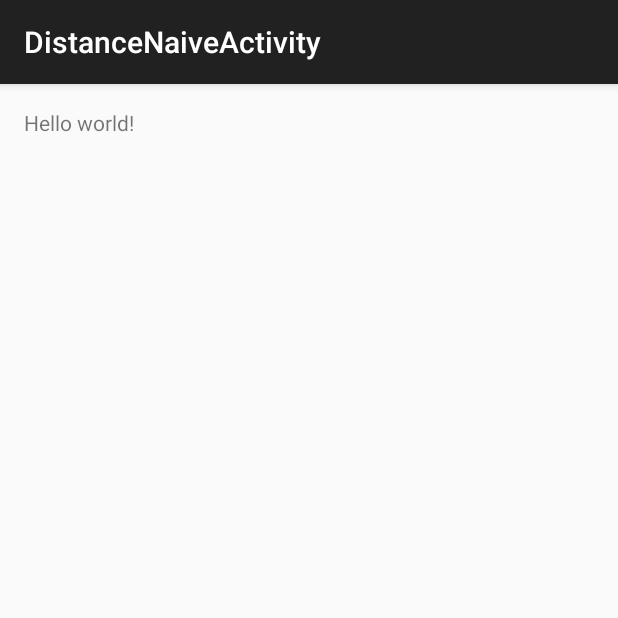
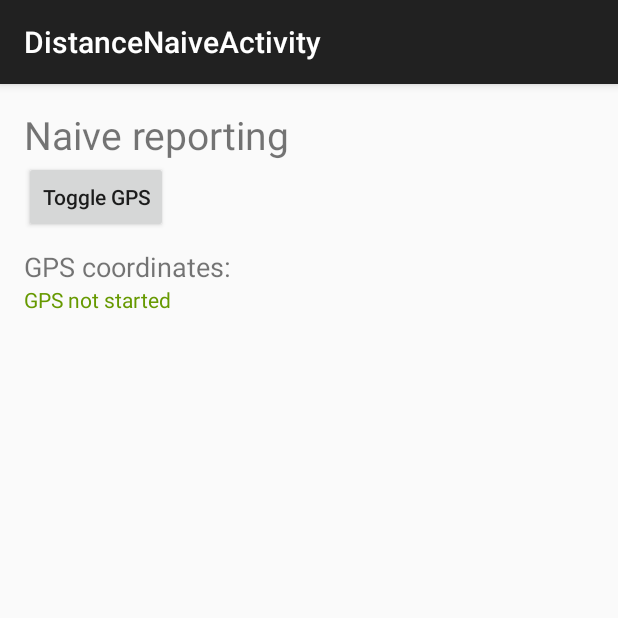
Before and after one commit to YnkDK/PP-Project2, an Android app: the DistanceNaiveActivity screen opened directly, with no data from a screen before it, on a phone screen of 412 x 824 dp, the top half of it. Run offline under Robolectric (Android 15) with nearby library versions, the phone set to English and light mode, and no system bars.

Commit message:
Distance naive done

```diff
--- a/app/src/main/java/dk/au/pp13/positionfinder/DistanceNaiveActivity.java
+++ b/app/src/main/java/dk/au/pp13/positionfinder/DistanceNaiveActivity.java
@@ -1,17 +1,45 @@
 package dk.au.pp13.positionfinder;
 
+import android.content.Context;
+import android.location.LocationManager;
 import android.support.v7.app.ActionBarActivity;
 import android.os.Bundle;
 import android.view.Menu;
 import android.view.MenuItem;
+import android.view.View;
+import android.widget.TextView;
 
 
 public class DistanceNaiveActivity extends ActionBarActivity {
+    private TextView gpsCoordinates;
+    private boolean isGPSOn;
+    private LocationManager locationManager = null;
+    private GPSListener locationListener = null;
 
     @Override
     protected void onCreate(Bundle savedInstanceState) {
         super.onCreate(savedInstanceState);
         setContentView(R.layout.activity_distance_naive);
+
+        gpsCoordinates = (TextView) findViewById(R.id.gpsCoordinates);
+
+        gpsCoordinates.setText("GPS not started");
+        isGPSOn = false;
+
+        locationManager = (LocationManager) getSystemService(Context.LOCATION_SERVICE);
+        locationListener = new GPSListener(gpsCoordinates);
     }
 
+
+    public void toggleGPS(View view) {
+        if(isGPSOn && locationListener != null) {
+            locationManager.removeUpdates(locationListener);
+            gpsCoordinates.setText("GPS not started");
+        } else {
+            gpsCoordinates.setText("Waiting for GPS signal...");
+            locationManager.requestLocationUpdates(LocationManager.GPS_PROVIDER, 0, 0,
+                    locationListener);
+        }
+        isGPSOn = !isGPSOn;
+    }
 }
--- a/app/src/main/res/layout/activity_distance_naive.xml
+++ b/app/src/main/res/layout/activity_distance_naive.xml
@@ -1,12 +1,40 @@
-<RelativeLayout xmlns:android="http://schemas.android.com/apk/res/android"
+<LinearLayout xmlns:android="http://schemas.android.com/apk/res/android"
     xmlns:tools="http://schemas.android.com/tools" android:layout_width="match_parent"
     android:layout_height="match_parent" android:paddingLeft="@dimen/activity_horizontal_margin"
     android:paddingRight="@dimen/activity_horizontal_margin"
     android:paddingTop="@dimen/activity_vertical_margin"
     android:paddingBottom="@dimen/activity_vertical_margin"
+    android:orientation="vertical"
     tools:context="dk.au.pp13.positionfinder.DistanceNaiveActivity">
 
-    <TextView android:text="@string/hello_world" android:layout_width="wrap_content"
-        android:layout_height="wrap_content" />
+    <TextView
+        android:id="@+id/periodic_text"
+        android:text="@string/naive_reporting"
+        android:layout_width="wrap_content"
+        android:layout_height="wrap_content"
+        android:textSize="26sp"
+        />
 
-</RelativeLayout>
+    <Button
+        android:layout_width="wrap_content"
+        android:layout_height="wrap_content"
+        android:text="@string/toggle_gps"
+        android:textAllCaps="false"
+        android:onClick="toggleGPS"
+        />
+
+    <TextView
+        android:layout_width="wrap_content"
+        android:layout_height="wrap_content"
+        android:text="@string/gps_coordinates"
+        android:textSize="18sp"
+        android:layout_marginTop="10dp"
+        />
+
+    <TextView
+        android:id="@+id/gpsCoordinates"
+        android:layout_width="match_parent"
+        android:layout_height="wrap_content"
+        android:textColor="@android:color/holo_green_dark"
+        />
+</LinearLayout>
--- a/app/src/main/res/values/strings.xml
+++ b/app/src/main/res/values/strings.xml
@@ -7,4 +7,7 @@
     <string name="title_activity_distance_naive">DistanceNaiveActivity</string>
     <string name="title_activity_distance_max_speed">DistanceMaxSpeedActivity</string>
     <string name="title_activity_distance_accelerometer">DistanceAccelerometerActivity</string>
+    <string name="toggle_gps">Toggle GPS</string>
+    <string name="naive_reporting">Naive reporting</string>
+    <string name="gps_coordinates">GPS coordinates:</string>
 </resources>
```
